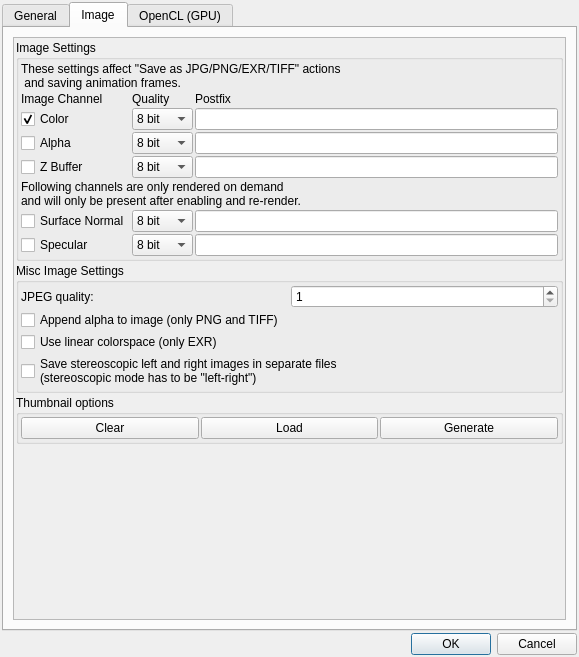
Old version of the form mandelbulber2/qt/preferences_dialog.ui in the repository buddhi1980/mandelbulber2.
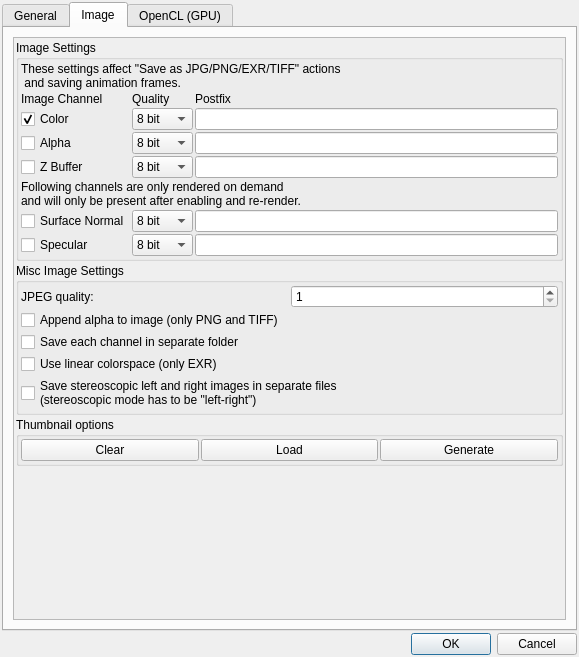
New version of the form. The open tabs and pages were chosen to show the change. Icons and pictures are not drawn. Custom widgets are drawn as their Qt base class.

Commit message: Added option to save each image channel is separate directory (issue #580)

The edit to the form file:
```diff
--- a/mandelbulber2/qt/preferences_dialog.ui
+++ b/mandelbulber2/qt/preferences_dialog.ui
@@ -585,8 +585,8 @@
            <rect>
             <x>0</x>
             <y>0</y>
-            <width>455</width>
-            <height>628</height>
+            <width>555</width>
+            <height>581</height>
            </rect>
           </property>
           <layout class="QVBoxLayout" name="verticalLayout_image">
@@ -887,21 +887,21 @@
                   </property>
                  </widget>
                 </item>
-                <item row="1" column="0" colspan="2">
-                 <widget class="MyCheckBox" name="checkBox_append_alpha_png">
-                  <property name="text">
-                   <string>Append alpha to image (only PNG and TIFF)</string>
-                  </property>
-                 </widget>
-                </item>
                 <item row="2" column="0" colspan="2">
+                 <widget class="MyCheckBox" name="checkBox_save_channels_in_separate_folders">
+                  <property name="text">
+                   <string>Save each channel in separate folder</string>
+                  </property>
+                 </widget>
+                </item>
+                <item row="3" column="0" colspan="2">
                  <widget class="MyCheckBox" name="checkBox_linear_colorspace">
                   <property name="text">
                    <string>Use linear colorspace (only EXR)</string>
                   </property>
                  </widget>
                 </item>
-                <item row="3" column="0" colspan="2">
+                <item row="4" column="0" colspan="2">
                  <widget class="MyCheckBox" name="checkBox_stereoscopic_in_separate_files">
                   <property name="text">
                    <string>Save stereoscopic left and right images in separate files
@@ -909,6 +909,13 @@
                   </property>
                  </widget>
                 </item>
+                <item row="1" column="0">
+                 <widget class="MyCheckBox" name="checkBox_append_alpha_png">
+                  <property name="text">
+                   <string>Append alpha to image (only PNG and TIFF)</string>
+                  </property>
+                 </widget>
+                </item>
                </layout>
               </item>
              </layout>
```
Left out of the diff: 8 changed lines with no effect on the pictures. The commit also changes 5 other files.
